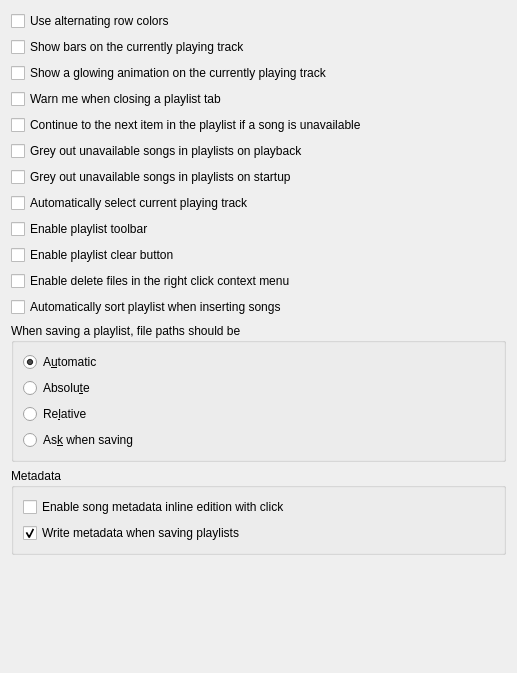
Above: src/settings/playlistsettingspage.ui from strawberrymusicplayer/strawberry before the change. Below: the same form after it.
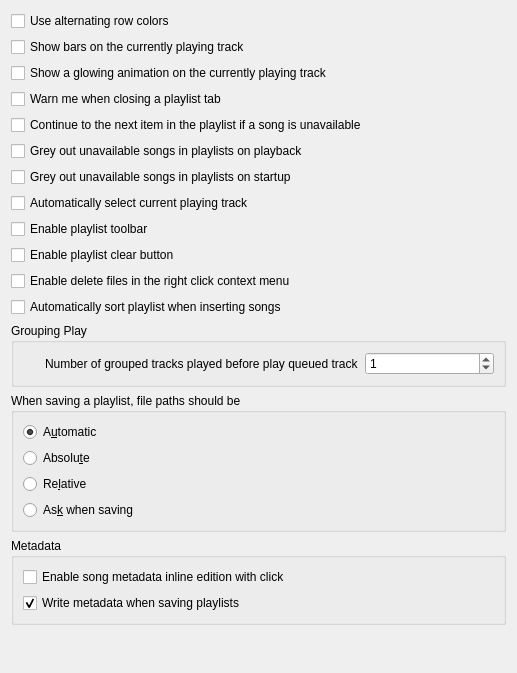
That is the form after the change.

Commit message:
Grouped tracks are considered as a single track.
   - consider the grouped tracks as one track so the queued tracks cannot interrupt the grouped tracks play
   - add a configuration to define the behavior of the queued tracks in front of the grouped tracks

What changed in the file:
```diff
--- a/src/settings/playlistsettingspage.ui
+++ b/src/settings/playlistsettingspage.ui
@@ -98,6 +98,39 @@
      </property>
     </widget>
    </item>
+   <item>
+    <widget class="QGroupBox" name="groupbox_grouping_play">
+     <property name="title">
+      <string>Grouping Play</string>
+     </property>
+     <layout class="QVBoxLayout" name="layout_grouping_play">
+      <item>
+       <layout class="QHBoxLayout" name="layout_grouping_play_before_queue">
+        <item>
+         <widget class="QLabel" name="label_grouping_play_before_queue_1">
+          <property name="text">
+           <string>Number of grouped tracks played before play queued track</string>
+          </property>
+          <property name="indent">
+           <number>22</number>
+          </property>
+         </widget>
+        </item>
+        <item>
+         <widget class="QSpinBox" name="spinbox_grouping_before_queue">
+          <property name="minimum">
+           <number>0</number>
+          </property>
+          <property name="value">
+           <number>1</number>
+          </property>
+         </widget>
+        </item>
+       </layout>
+      </item>
+     </layout>
+    </widget>
+   </item>
    <item>
     <widget class="QGroupBox" name="groupbox_paths">
      <property name="title">
```
The commit also changes 11 other files.
